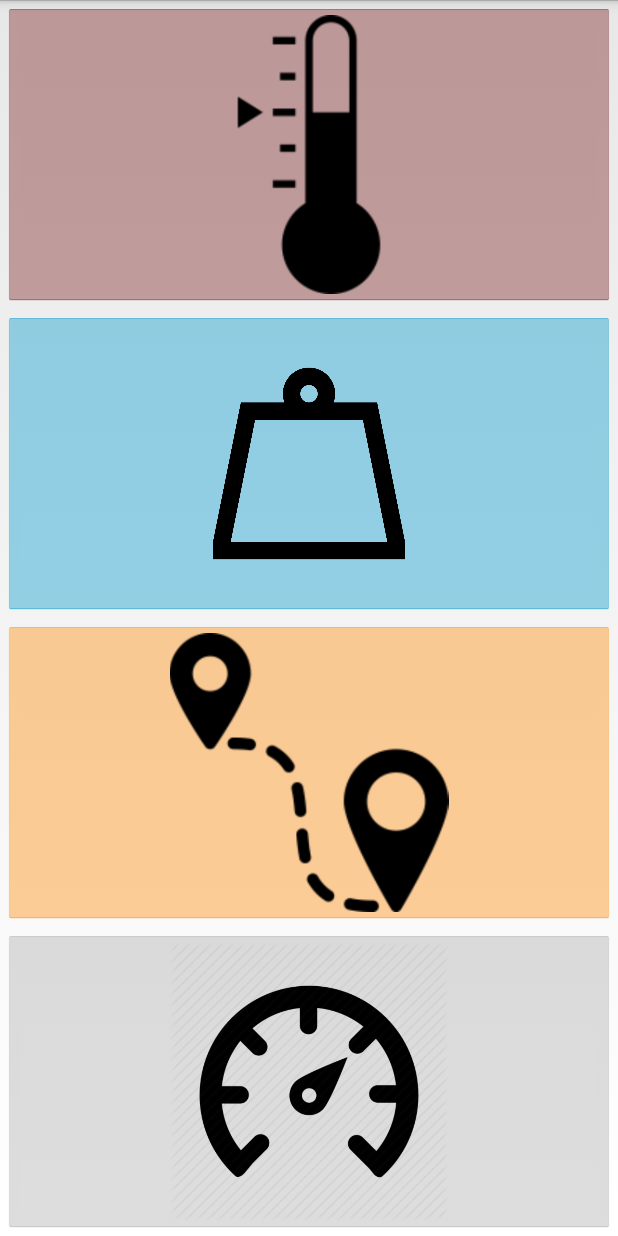
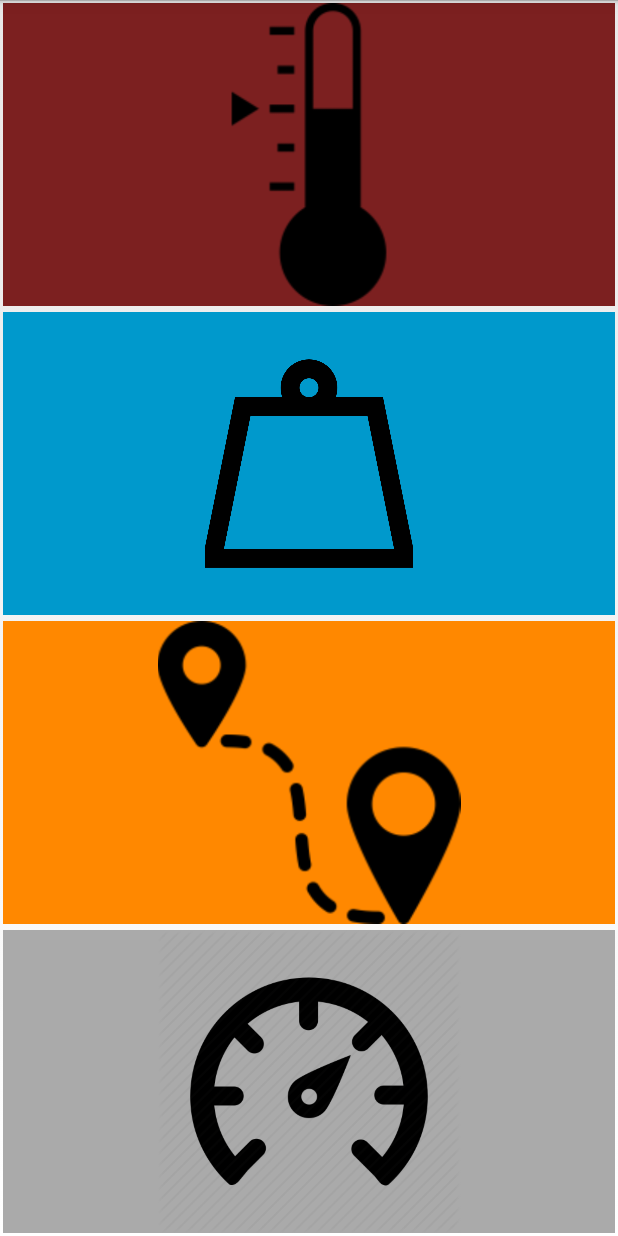
Before and after one commit to dbuljeta/RMA, an Android app: the screen it shows after launch (MainActivity), on a phone screen of 412 x 824 dp. Run offline under Robolectric (Android 15) with nearby library versions, the phone set to English and light mode, and no system bars.

Commit message:
ConvertAppFinal.v3

```diff
--- a/app/src/main/AndroidManifest.xml
+++ b/app/src/main/AndroidManifest.xml
@@ -4,7 +4,7 @@
 
     <application
         android:allowBackup="true"
-        android:icon="@mipmap/ic_launcher"
+        android:icon="@drawable/convertappicon"
         android:label="@string/app_name"
         android:roundIcon="@mipmap/ic_launcher_round"
         android:supportsRtl="true"
--- a/app/src/main/res/layout/activity_main.xml
+++ b/app/src/main/res/layout/activity_main.xml
@@ -11,27 +11,27 @@
         android:scaleType="fitCenter"
         android:id="@+id/ib_temperatura"
         style="@style/ButtonConverter"
-        android:backgroundTint="#7C2020" />
+        android:background="#7C2020" />
 
     <ImageButton
         android:src="@drawable/mass"
         android:scaleType="fitCenter"
         android:id="@+id/ib_masa"
         style="@style/ButtonConverter"
-        android:backgroundTint="@android:color/holo_blue_dark" />
+        android:background="@android:color/holo_blue_dark" />
 
     <ImageButton
         android:src="@drawable/distance"
         android:scaleType="fitCenter"
         android:id="@+id/ib_udaljenost"
         style="@style/ButtonConverter"
-        android:backgroundTint="@android:color/holo_orange_dark" />
+        android:background="@android:color/holo_orange_dark" />
 
     <ImageButton
         android:src="@drawable/speed"
         android:scaleType="fitCenter"
         android:id="@+id/ib_brzina"
         style="@style/ButtonConverter"
-        android:backgroundTint="@android:color/darker_gray" />
+        android:background="@android:color/darker_gray" />
 
 </LinearLayout>
--- a/app/src/main/res/layout/activity_result.xml
+++ b/app/src/main/res/layout/activity_result.xml
@@ -5,12 +5,15 @@
     xmlns:tools="http://schemas.android.com/tools"
     android:layout_width="match_parent"
     android:layout_height="match_parent"
+    android:background="@android:color/holo_blue_dark"
     tools:context="com.example.daniel.convertapp.Result">
     <TextView
         android:id="@+id/tvResResultTitle"
         android:layout_width="wrap_content"
         android:layout_height="wrap_content"
+        android:textSize="30sp"
         android:layout_gravity="center"
+        android:backgroundTint="@android:color/holo_red_light"
         android:layout_margin="20dp"/>
     <TextView
         android:id="@+id/tvResResult"
--- a/app/src/main/res/values/strings.xml
+++ b/app/src/main/res/values/strings.xml
@@ -3,6 +3,10 @@
     <string name="bConvert">Convert</string>
     <string name="tvFrom">From:</string>
     <string name="tvTo">To:</string>
+    <string name="DistHint">Type distance</string>
+    <string name="TempHint">Type temperature</string>
+    <string name="MasHint">Type weight</string>
+    <string name="BrzHint">Type speed</string>
     <string-array name="Udaljenost">
         <item>km</item>
         <item>m</item>
```
Also changed, not shown: app/src/main/java/com/example/daniel/convertapp/Masa.java (+10 -0 lines), app/src/main/res/layout/activity_brzina.xml (+8 -0 lines), app/src/main/res/layout/activity_masa.xml (+7 -0 lines), app/src/main/res/layout/activity_temperatura.xml (+7 -0 lines), app/src/main/res/layout/activity_udaljenost.xml (+7 -0 lines), app/src/main/res/drawable/convertappicon.jpg (added), 5 other files.
